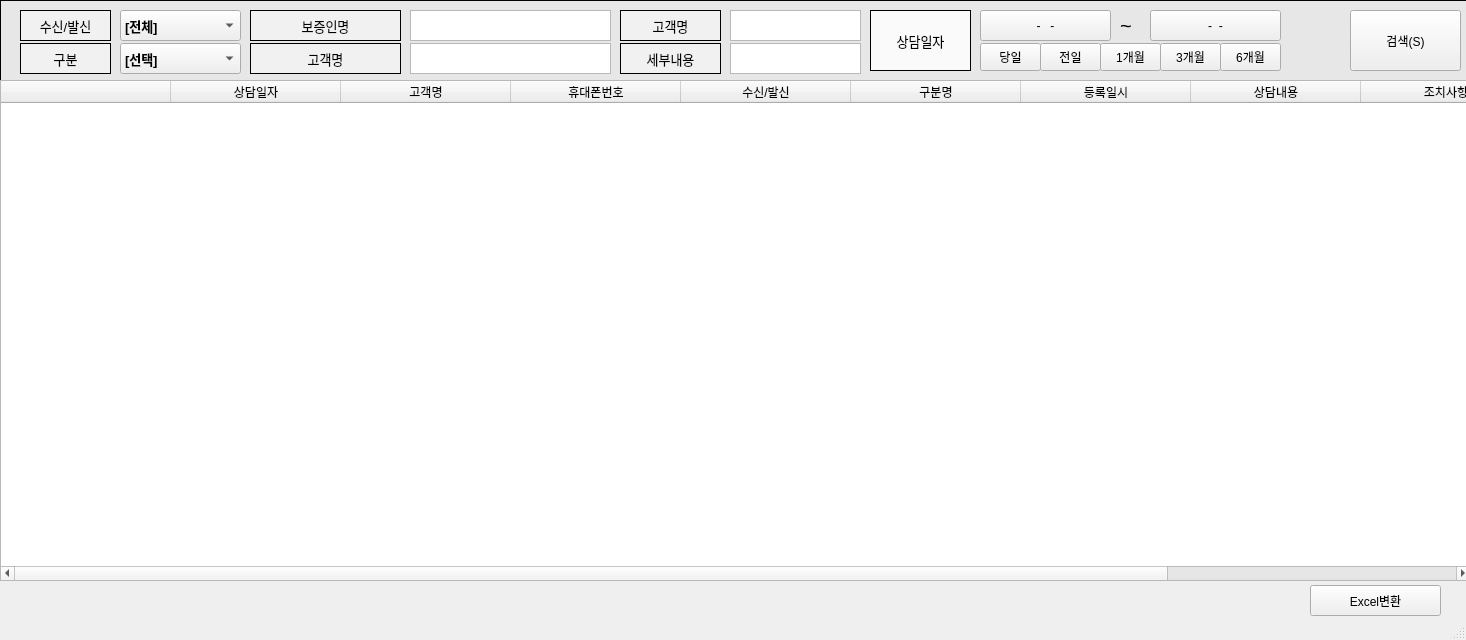
First picture: the form in src/ui/loan/ui_loan_Counseling_search.ui, repository DY-Microfinance-Customer-Management/dymf-algorithm, before the edit.
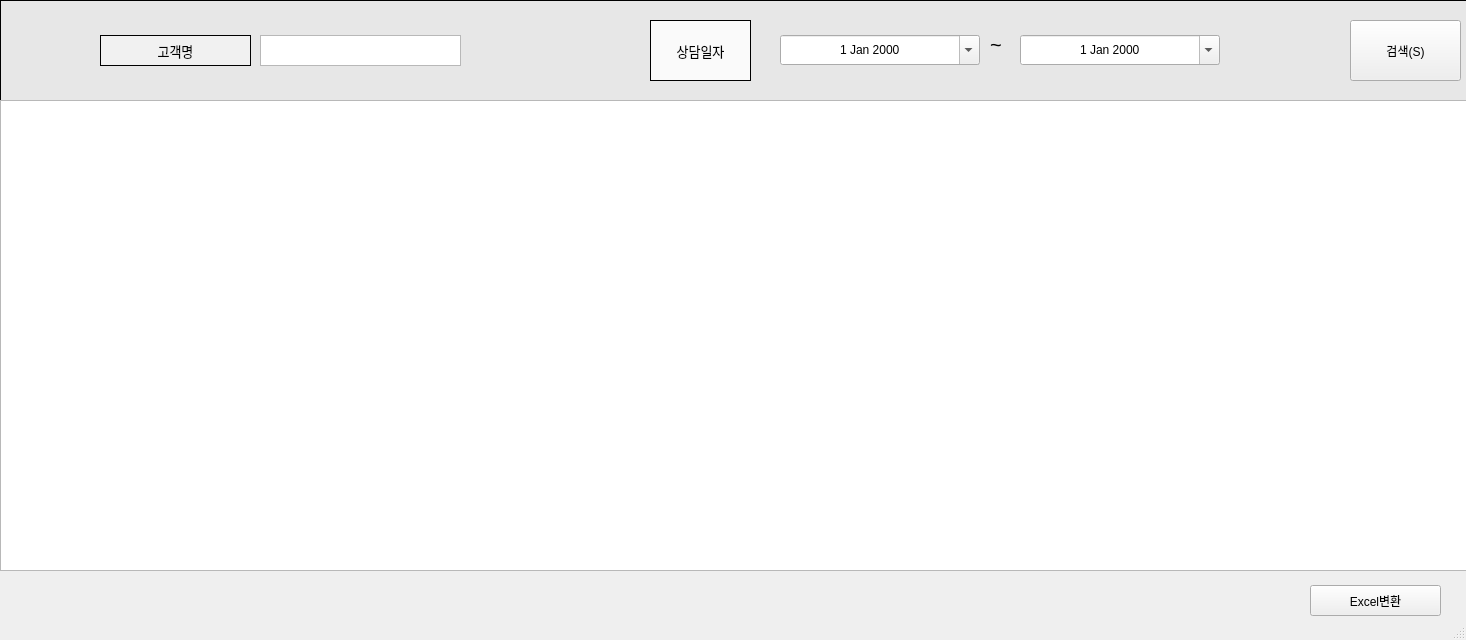
Second picture: the form after the edit.

Commit message: loan 수정

The edit to the form file:
```diff
--- a/src/ui/loan/ui_loan_Counseling_search.ui
+++ b/src/ui/loan/ui_loan_Counseling_search.ui
@@ -14,33 +14,6 @@
    <string>고객상담자료검색</string>
   </property>
   <widget class="QWidget" name="centralwidget">
-   <widget class="QLabel" name="label">
-    <property name="geometry">
-     <rect>
-      <x>20</x>
-      <y>10</y>
-      <width>91</width>
-      <height>31</height>
-     </rect>
-    </property>
-    <property name="font">
-     <font>
-      <pointsize>10</pointsize>
-     </font>
-    </property>
-    <property name="styleSheet">
-     <string notr="true">background-color:rgb(241, 241, 241)</string>
-    </property>
-    <property name="frameShape">
-     <enum>QFrame::Box</enum>
-    </property>
-    <property name="text">
-     <string>수신/발신</string>
-    </property>
-    <property name="alignment">
-     <set>Qt::AlignCenter</set>
-    </property>
-   </widget>
    <widget class="QLabel" name="label_3">
     <property name="geometry">
      <rect>
@@ -60,121 +33,11 @@
      <string/>
     </property>
    </widget>
-   <widget class="QComboBox" name="comboBox">
-    <property name="geometry">
-     <rect>
-      <x>120</x>
-      <y>10</y>
-      <width>121</width>
-      <height>31</height>
-     </rect>
-    </property>
-    <property name="font">
-     <font>
-      <pointsize>10</pointsize>
-      <weight>75</weight>
-      <bold>true</bold>
-     </font>
-    </property>
-    <item>
-     <property name="text">
-      <string>[전체]</string>
-     </property>
-    </item>
-    <item>
-     <property name="text">
-      <string>수신</string>
-     </property>
-    </item>
-    <item>
-     <property name="text">
-      <string>발신</string>
-     </property>
-    </item>
-   </widget>
-   <widget class="QTableWidget" name="tableWidget">
-    <property name="geometry">
-     <rect>
-      <x>0</x>
-      <y>80</y>
-      <width>1471</width>
-      <height>501</height>
-     </rect>
-    </property>
-    <property name="minimumSize">
-     <size>
-      <width>1251</width>
-      <height>0</height>
-     </size>
-    </property>
-    <attribute name="horizontalHeaderVisible">
-     <bool>true</bool>
-    </attribute>
-    <attribute name="horizontalHeaderCascadingSectionResizes">
-     <bool>false</bool>
-    </attribute>
-    <attribute name="horizontalHeaderDefaultSectionSize">
-     <number>170</number>
-    </attribute>
-    <attribute name="horizontalHeaderHighlightSections">
-     <bool>false</bool>
-    </attribute>
-    <column>
-     <property name="text">
-      <string/>
-     </property>
-    </column>
-    <column>
-     <property name="text">
-      <string>상담일자</string>
-     </property>
-    </column>
-    <column>
-     <property name="text">
-      <string>고객명</string>
-     </property>
-    </column>
-    <column>
-     <property name="text">
-      <string>휴대폰번호</string>
-     </property>
-    </column>
-    <column>
-     <property name="text">
-      <string>수신/발신</string>
-     </property>
-    </column>
-    <column>
-     <property name="text">
-      <string>구분명</string>
-     </property>
-    </column>
-    <column>
-     <property name="text">
-      <string>등록일시</string>
-     </property>
-    </column>
-    <column>
-     <property name="text">
-      <string>상담내용</string>
-     </property>
-    </column>
-    <column>
-     <property name="text">
-      <string>조치사항</string>
-     </property>
-    </column>
-    <column>
-     <property name="text">
-      <string>등록자</string>
-     </property>
-    </column>
-   </widget>
-   <widget class="QPushButton" name="pushButton_2">
+   <widget class="QPushButton" name="SearchButton">
     <property name="geometry">
      <rect>
       <x>1350</x>
-      <y>10</y>
+      <y>20</y>
       <width>111</width>
       <height>61</height>
      </rect>
@@ -183,39 +46,25 @@
      <string>검색(S)</string>
     </property>
    </widget>
-   <widget class="QLabel" name="label_11">
+   <widget class="QPushButton" name="pushButton_9">
     <property name="geometry">
      <rect>
-      <x>20</x>
-      <y>43</y>
-      <width>91</width>
+      <x>1310</x>
+      <y>585</y>
+      <width>131</width>
       <height>31</height>
      </rect>
     </property>
-    <property name="font">
-     <font>
-      <pointsize>10</pointsize>
-     </font>
-    </property>
-    <property name="styleSheet">
-     <string notr="true">background-color:rgb(241, 241, 241)</string>
-    </property>
-    <property name="frameShape">
-     <enum>QFrame::Box</enum>
-    </property>
     <property name="text">
-     <string>구분</string>
-    </property>
-    <property name="alignment">
-     <set>Qt::AlignCenter</set>
+     <string>Excel변환</string>
     </property>
    </widget>
-   <widget class="QLabel" name="label_14">
+   <widget class="QLabel" name="label_6">
     <property name="geometry">
      <rect>
-      <x>620</x>
-      <y>10</y>
-      <width>101</width>
+      <x>100</x>
+      <y>35</y>
+      <width>151</width>
       <height>31</height>
      </rect>
     </property>
@@ -237,38 +86,31 @@
      <set>Qt::AlignCenter</set>
     </property>
    </widget>
-   <widget class="QLabel" name="label_15">
+   <widget class="QTextEdit" name="CustomerName">
     <property name="geometry">
      <rect>
-      <x>620</x>
-      <y>43</y>
-      <width>101</width>
+      <x>260</x>
+      <y>35</y>
+      <width>201</width>
       <height>31</height>
      </rect>
     </property>
-    <property name="font">
-     <font>
-      <pointsize>10</pointsize>
-     </font>
+   </widget>
+   <widget class="QTableView" name="CounselingTable">
+    <property name="geometry">
+     <rect>
+      <x>0</x>
+      <y>100</y>
+      <width>1471</width>
+      <height>471</height>
+     </rect>
     </property>
-    <property name="styleSheet">
-     <string notr="true">background-color:rgb(241, 241, 241)</string>
-    </property>
-    <property name="frameShape">
-     <enum>QFrame::Box</enum>
-    </property>
-    <property name="text">
-     <string>세부내용</string>
-    </property>
-    <property name="alignment">
-     <set>Qt::AlignCenter</set>
-    </property>
    </widget>
-   <widget class="QLabel" name="label_9">
+   <widget class="QLabel" name="label_10">
     <property name="geometry">
      <rect>
-      <x>870</x>
-      <y>10</y>
+      <x>650</x>
+      <y>20</y>
       <width>101</width>
       <height>61</height>
      </rect>
@@ -291,102 +133,67 @@
      <set>Qt::AlignCenter</set>
     </property>
    </widget>
-   <widget class="QPushButton" name="pushButton">
+   <widget class="QDateEdit" name="LastDate">
     <property name="geometry">
      <rect>
-      <x>980</x>
-      <y>43</y>
-      <width>61</width>
-      <height>28</height>
+      <x>1020</x>
+      <y>35</y>
+      <width>200</width>
+      <height>30</height>
      </rect>
     </property>
-    <property name="text">
-     <string>당일</string>
+    <property name="minimumSize">
+     <size>
+      <width>200</width>
+      <height>0</height>
+     </size>
     </property>
-   </widget>
-   <widget class="QPushButton" name="pushButton_3">
-    <property name="geometry">
-     <rect>
-      <x>1040</x>
-      <y>43</y>
-      <width>61</width>
-      <height>28</height>
-     </rect>
+    <property name="maximumSize">
+     <size>
+      <width>200</width>
+      <height>16777215</height>
+     </size>
     </property>
-    <property name="text">
-     <string>전일</string>
+    <property name="mouseTracking">
+     <bool>false</bool>
     </property>
-   </widget>
-   <widget class="QPushButton" name="pushButton_4">
-    <property name="geometry">
-     <rect>
-      <x>1100</x>
-      <y>43</y>
-      <width>61</width>
-      <height>28</height>
-     </rect>
+    <property name="focusPolicy">
+     <enum>Qt::TabFocus</enum>
     </property>
-    <property name="text">
-     <string>1개월</string>
+    <property name="autoFillBackground">
+     <bool>false</bool>
     </property>
-   </widget>
-   <widget class="QPushButton" name="pushButton_5">
-    <property name="geometry">
-     <rect>
-      <x>1160</x>
-      <y>43</y>
-      <width>61</width>
-      <height>28</height>
-     </rect>
+    <property name="frame">
+     <bool>true</bool>
     </property>
-    <property name="text">
-     <string>3개월</string>
+    <property name="alignment">
+     <set>Qt::AlignCenter</set>
     </property>
-   </widget>
-   <widget class="QPushButton" name="pushButton_6">
-    <property name="geometry">
-     <rect>
-      <x>1220</x>
-      <y>43</y>
-      <width>61</width>
-      <height>28</height>
-     </rect>
+    <property name="buttonSymbols">
+     <enum>QAbstractSpinBox::UpDownArrows</enum>
     </property>
-    <property name="text">
-     <string>6개월</string>
+    <property name="accelerated">
+     <bool>false</bool>
     </property>
-   </widget>
-   <widget class="QPushButton" name="pushButton_7">
-    <property name="geometry">
-     <rect>
-      <x>980</x>
-      <y>10</y>
-      <width>131</width>
-      <height>31</height>
-     </rect>
+    <property name="correctionMode">
+     <enum>QAbstractSpinBox::CorrectToPreviousValue</enum>
     </property>
-    <property name="text">
-     <string>-   -</string>
+    <property name="calendarPopup">
+     <bool>true</bool>
     </property>
-   </widget>
-   <widget class="QPushButton" name="pushButton_8">
-    <property name="geometry">
-     <rect>
-      <x>1150</x>
-      <y>10</y>
-      <width>131</width>
-      <height>31</height>
-     </rect>
+    <property name="date">
+     <date>
+      <year>2000</year>
+      <month>1</month>
+      <day>1</day>
+     </date>
     </property>
-    <property name="text">
-     <string>-  -</string>
-    </property>
    </widget>
-   <widget class="QLabel" name="label_2">
+   <widget class="QLabel" name="label_4">
     <property name="geometry">
      <rect>
-      <x>1120</x>
-      <y>16</y>
+      <x>990</x>
+      <y>35</y>
       <width>21</width>
       <height>20</height>
      </rect>
@@ -400,175 +207,62 @@
      <string>~</string>
     </property>
    </widget>
-   <widget class="QPushButton" name="pushButton_9">
+   <widget class="QDateEdit" name="StartDate">
     <property name="geometry">
      <rect>
-      <x>1310</x>
-      <y>585</y>
-      <width>131</width>
-      <height>31</height>
+      <x>780</x>
+      <y>35</y>
+      <width>200</width>
+      <height>30</height>
      </rect>
     </property>
-    <property name="text">
-     <string>Excel변환</string>
+    <property name="minimumSize">
+     <size>
+      <width>200</width>
+      <height>0</height>
+     </size>
     </property>
-   </widget>
-   <widget class="QLabel" name="label_5">
-    <property name="geometry">
-     <rect>
-      <x>250</x>
-      <y>10</y>
-      <width>151</width>
-      <height>31</height>
-     </rect>
+    <property name="maximumSize">
+     <size>
+      <width>200</width>
+      <height>16777215</height>
+     </size>
     </property>
-    <property name="font">
-     <font>
-      <pointsize>10</pointsize>
-     </font>
+    <property name="mouseTracking">
+     <bool>false</bool>
     </property>
-    <property name="styleSheet">
-     <string notr="true">background-color:rgb(241, 241, 241)</string>
+    <property name="focusPolicy">
+     <enum>Qt::TabFocus</enum>
     </property>
-    <property name="frameShape">
-     <enum>QFrame::Box</enum>
+    <property name="autoFillBackground">
+     <bool>false</bool>
     </property>
-    <property name="text">
-     <string>보증인명</string>
+    <property name="frame">
+     <bool>true</bool>
     </property>
     <property name="alignment">
      <set>Qt::AlignCenter</set>
     </property>
-   </widget>
-   <widget class="QLabel" name="label_6">
-    <property name="geometry">
-     <rect>
-      <x>250</x>
-      <y>43</y>
-      <width>151</width>
-      <height>31</height>
-     </rect>
+    <property name="buttonSymbols">
+     <enum>QAbstractSpinBox::UpDownArrows</enum>
     </property>
-    <property name="font">
-     <font>
-      <pointsize>10</pointsize>
-     </font>
+    <property name="accelerated">
+     <bool>false</bool>
     </property>
-    <property name="styleSheet">
-     <string notr="true">background-color:rgb(241, 241, 241)</string>
+    <property name="correctionMode">
+     <enum>QAbstractSpinBox::CorrectToPreviousValue</enum>
     </property>
-    <property name="frameShape">
-     <enum>QFrame::Box</enum>
+    <property name="calendarPopup">
+     <bool>true</bool>
     </property>
-    <property name="text">
-     <string>고객명</string>
+    <property name="date">
+     <date>
+      <year>2000</year>
+      <month>1</month>
+      <day>1</day>
+     </date>
     </property>
-    <property name="alignment">
-     <set>Qt::AlignCenter</set>
-    </property>
    </widget>
-   <widget class="QTextEdit" name="textEdit_2">
-    <property name="geometry">
-     <rect>
-      <x>410</x>
-      <y>43</y>
-      <width>201</width>
-      <height>31</height>
-     </rect>
-    </property>
-   </widget>
-   <widget class="QTextEdit" name="textEdit_3">
-    <property name="geometry">
-     <rect>
-      <x>410</x>
-      <y>10</y>
-      <width>201</width>
-      <height>31</height>
-     </rect>
-    </property>
-   </widget>
-   <widget class="QComboBox" name="comboBox_2">
-    <property name="geometry">
-     <rect>
-      <x>120</x>
-      <y>43</y>
-      <width>121</width>
-      <height>31</height>
-     </rect>
-    </property>
-    <property name="font">
-     <font>
-      <pointsize>10</pointsize>
-      <weight>75</weight>
-      <bold>true</bold>
-     </font>
-    </property>
-    <item>
-     <property name="text">
-      <string>[선택]</string>
-     </property>
-    </item>
-    <item>
-     <property name="text">
-      <string>대출문의</string>
-     </property>
-    </item>
-    <item>
-     <property name="text">
-      <string>대출해지문의</string>
-     </property>
-    </item>
-    <item>
-     <property name="text">
-      <string>기타문의</string>
-     </property>
-    </item>
-   </widget>
-   <widget class="QTextEdit" name="textEdit_4">
-    <property name="geometry">
-     <rect>
-      <x>730</x>
-      <y>10</y>
-      <width>131</width>
-      <height>31</height>
-     </rect>
-    </property>
-   </widget>
-   <widget class="QTextEdit" name="textEdit_5">
-    <property name="geometry">
-     <rect>
-      <x>730</x>
-      <y>43</y>
-      <width>131</width>
-      <height>31</height>
-     </rect>
-    </property>
-   </widget>
-   <zorder>label_3</zorder>
-   <zorder>label</zorder>
-   <zorder>comboBox</zorder>
-   <zorder>tableWidget</zorder>
-   <zorder>pushButton_2</zorder>
-   <zorder>label_11</zorder>
-   <zorder>label_14</zorder>
-   <zorder>label_15</zorder>
-   <zorder>label_9</zorder>
-   <zorder>pushButton</zorder>
-   <zorder>pushButton_3</zorder>
-   <zorder>pushButton_4</zorder>
-   <zorder>pushButton_5</zorder>
-   <zorder>pushButton_6</zorder>
-   <zorder>pushButton_7</zorder>
-   <zorder>pushButton_8</zorder>
-   <zorder>label_2</zorder>
-   <zorder>pushButton_9</zorder>
-   <zorder>label_5</zorder>
-   <zorder>label_6</zorder>
-   <zorder>textEdit_2</zorder>
-   <zorder>textEdit_3</zorder>
-   <zorder>comboBox_2</zorder>
-   <zorder>textEdit_4</zorder>
-   <zorder>textEdit_5</zorder>
   </widget>
   <widget class="QStatusBar" name="statusbar"/>
  </widget>
```
The commit also changes 8 other files.
